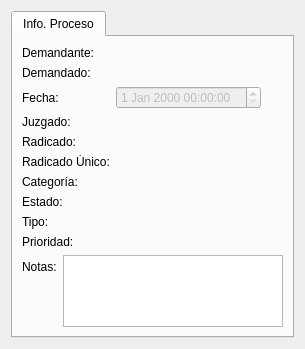
This is AbogadosDesktop/src/gui/uis/verProceso.ui in ehmsoft/Desktop as Qt 5 draws it before an edit. The edited form follows.
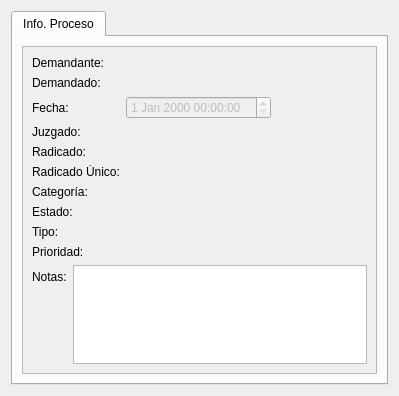
This is the edited form.

Commit message: Se inserta en un ScrollArea

```diff
--- a/AbogadosDesktop/src/gui/uis/verProceso.ui
+++ b/AbogadosDesktop/src/gui/uis/verProceso.ui
@@ -6,8 +6,8 @@
    <rect>
     <x>0</x>
     <y>0</y>
-    <width>305</width>
-    <height>335</height>
+    <width>399</width>
+    <height>396</height>
    </rect>
   </property>
   <property name="sizePolicy">
@@ -31,6 +31,21 @@
       </attribute>
       <layout class="QGridLayout" name="gridLayout">
        <item row="0" column="0">
+        <widget class="QScrollArea" name="scrollArea">
+         <property name="widgetResizable">
+          <bool>true</bool>
+         </property>
+         <widget class="QWidget" name="scrollAreaWidgetContents">
+          <property name="geometry">
+           <rect>
+            <x>0</x>
+            <y>0</y>
+            <width>369</width>
+            <height>345</height>
+           </rect>
+          </property>
+          <layout class="QVBoxLayout" name="verticalLayout">
+           <item>
         <layout class="QFormLayout" name="formLayout">
          <property name="fieldGrowthPolicy">
           <enum>QFormLayout::ExpandingFieldsGrow</enum>
@@ -276,7 +291,7 @@
          </item>
         </layout>
        </item>
-       <item row="1" column="0">
+           <item>
         <layout class="QFormLayout" name="formLayout_2">
          <item row="0" column="0">
           <widget class="QLabel" name="lbl10">
@@ -289,6 +304,10 @@
           <widget class="QTextBrowser" name="lblNotas"/>
          </item>
         </layout>
+           </item>
+          </layout>
+         </widget>
+        </widget>
        </item>
       </layout>
      </widget>
```
Lines whose indentation alone changed are shown as unchanged. The commit also changes 1 other file.
